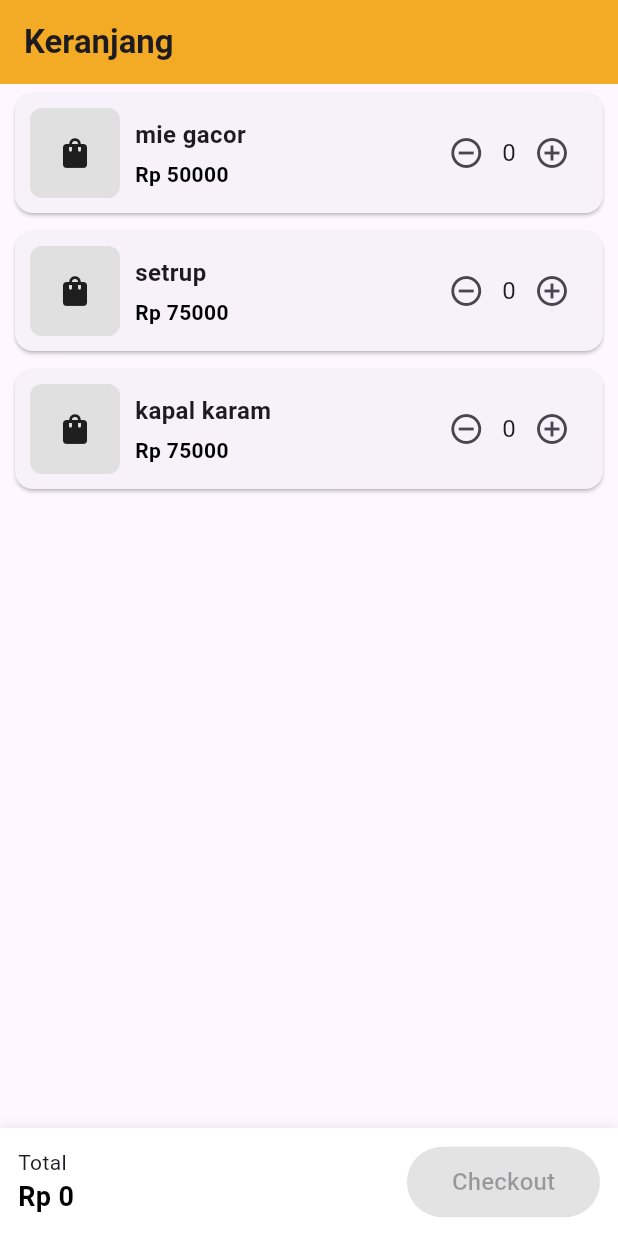
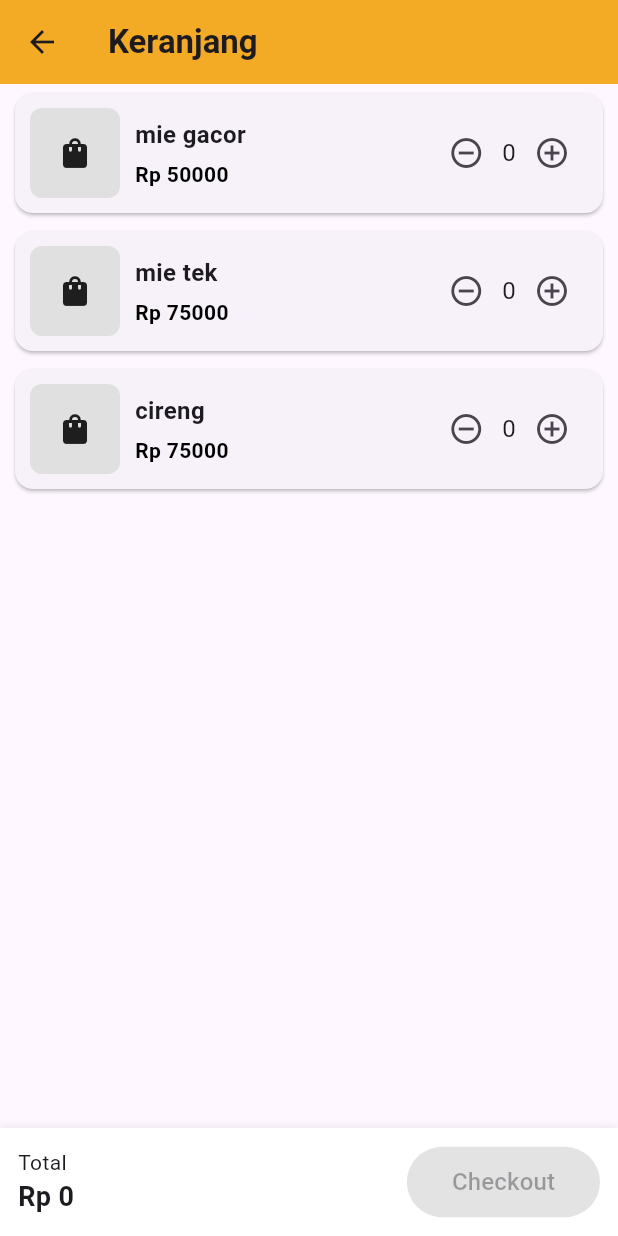
Before and after one commit to Redoughe/aplikasi_menu, a Flutter app: the CartPage screen opened directly, on a phone screen of 412 x 824 dp. Run offline on Flutter 3.47's test engine with Material 3 defaults, Android fonts, the phone set to English and light mode, and no system bars; statements that could not run were skipped.

Commit message:
comit by rey

```diff
--- a/lib/Keranjang/cart_page.dart
+++ b/lib/Keranjang/cart_page.dart
@@ -12,8 +12,8 @@ class CartPage extends StatefulWidget {
 class _CartPageState extends State<CartPage> {
   final List<Product> cartItems = [
     Product(name: "mie gacor", price: 50000, quantity: 0),
-    Product(name: "setrup", price: 75000, quantity: 0),
-    Product(name: "kapal karam", price: 75000, quantity: 0),
+    Product(name: "mie tek", price: 75000, quantity: 0),
+    Product(name: "cireng", price: 75000, quantity: 0),
   ];
 
   int getTotal() {
@@ -35,7 +35,6 @@ class _CartPageState extends State<CartPage> {
         cartItems[index].quantity--;
       }
 
-      // jika quantity 0 → hapus item (mirip Shopee)
       if (cartItems[index].quantity == 0) {
         cartItems.removeAt(index);
       }
@@ -46,12 +45,19 @@ class _CartPageState extends State<CartPage> {
   Widget build(BuildContext context) {
     return Scaffold(
       appBar: AppBar(
-        title: const Text("Keranjang",
-        style: TextStyle(fontWeight:FontWeight.bold),),
-        backgroundColor: Color.fromARGB(255, 243, 171, 38)
+        leading: IconButton( // 🔹 TOMBOL BACK
+          icon: const Icon(Icons.arrow_back),
+          onPressed: () {
+            Navigator.pop(context);
+          },
+        ),
+        title: const Text(
+          "Keranjang",
+          style: TextStyle(fontWeight: FontWeight.bold),
+        ),
+        backgroundColor: const Color(0xFFF3AB26),
       ),
 
-      // ===== LIST PRODUK =====
       body: cartItems.isEmpty
           ? const Center(
               child: Text(
@@ -65,13 +71,12 @@ class _CartPageState extends State<CartPage> {
               itemBuilder: (context, index) {
                 final item = cartItems[index];
                 return Card(
-                  margin:
-                      const EdgeInsets.symmetric(horizontal: 10, vertical: 6),
+                  margin: const EdgeInsets.symmetric(
+                      horizontal: 10, vertical: 6),
                   child: Padding(
                     padding: const EdgeInsets.all(10),
                     child: Row(
                       children: [
-                        // ===== GAMBAR (DUMMY) =====
                         Container(
                           width: 60,
                           height: 60,
@@ -82,8 +87,6 @@ class _CartPageState extends State<CartPage> {
                           child: const Icon(Icons.shopping_bag),
                         ),
                         const SizedBox(width: 10),
-
-                        // ===== NAMA & HARGA =====
                         Expanded(
                           child: Column(
                             crossAxisAlignment: CrossAxisAlignment.start,
@@ -104,12 +107,11 @@ class _CartPageState extends State<CartPage> {
                             ],
                           ),
                         ),
-
-                        // ===== BUTTON QTY =====
                         Row(
                           children: [
                             IconButton(
-                              icon: const Icon(Icons.remove_circle_outline),
+                              icon:
+                                  const Icon(Icons.remove_circle_outline),
                               onPressed: () => kurangQty(index),
                             ),
                             Text(
@@ -129,7 +131,6 @@ class _CartPageState extends State<CartPage> {
               },
             ),
 
-      // ===== CHECKOUT BOTTOM BAR (SHOPEE STYLE) =====
       bottomNavigationBar: Container(
         padding: const EdgeInsets.all(12),
         decoration: BoxDecoration(
@@ -154,16 +155,16 @@ class _CartPageState extends State<CartPage> {
                   style: const TextStyle(
                     fontSize: 18,
                     fontWeight: FontWeight.bold,
-                    color: Colors.black,
                   ),
                 ),
               ],
             ),
             ElevatedButton(
               style: ElevatedButton.styleFrom(
-                backgroundColor:Color.fromARGB(255, 243, 171, 38),
-                padding:
-                    const EdgeInsets.symmetric(horizontal: 30, vertical: 12),
+                backgroundColor:
+                    const Color(0xFFF3AB26),
+                padding: const EdgeInsets.symmetric(
+                    horizontal: 30, vertical: 12),
               ),
               onPressed: getTotal() == 0
                   ? null
@@ -171,7 +172,8 @@ class _CartPageState extends State<CartPage> {
                       Navigator.push(
                         context,
                         MaterialPageRoute(
-                          builder: (_) => QrisPage(total: getTotal()),
+                          builder: (_) =>
+                              QrisPage(total: getTotal()),
                         ),
                       );
                     },
```
